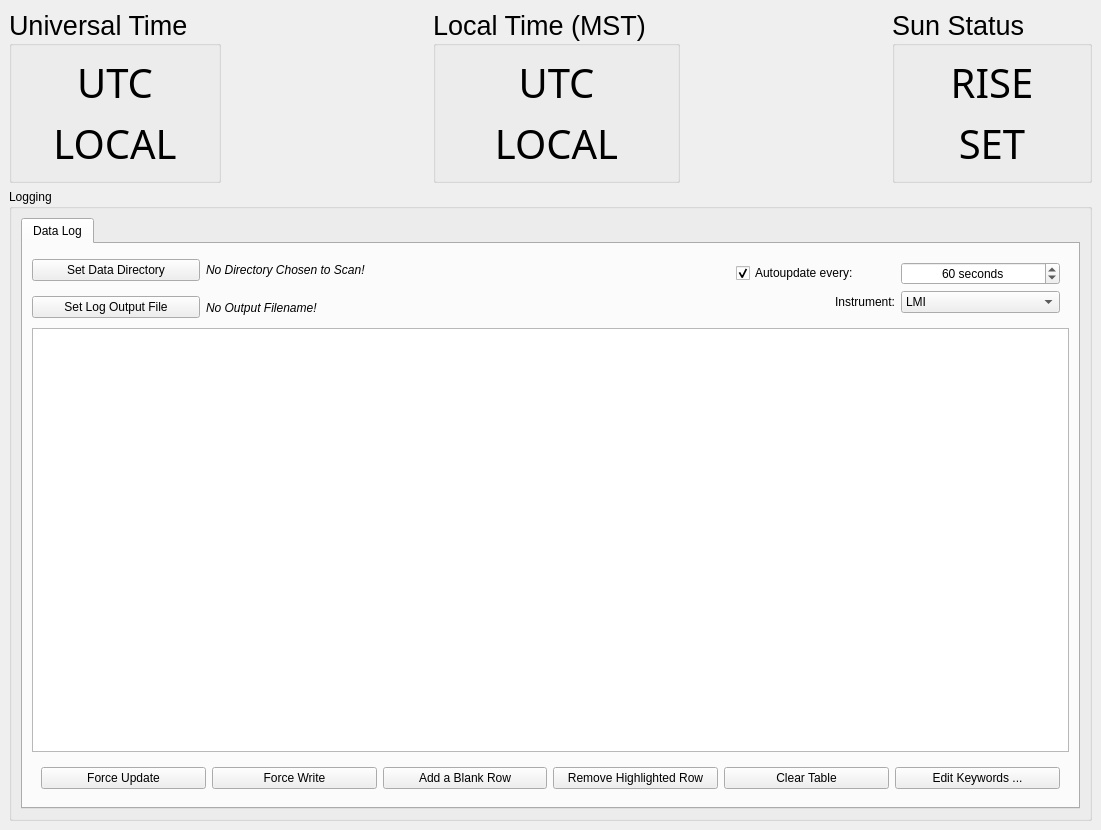
Qt form Tools/Logger/LDTObslogGeneratorPanel.ui (tbowers7/LDTObslogGenerator) before a commit.
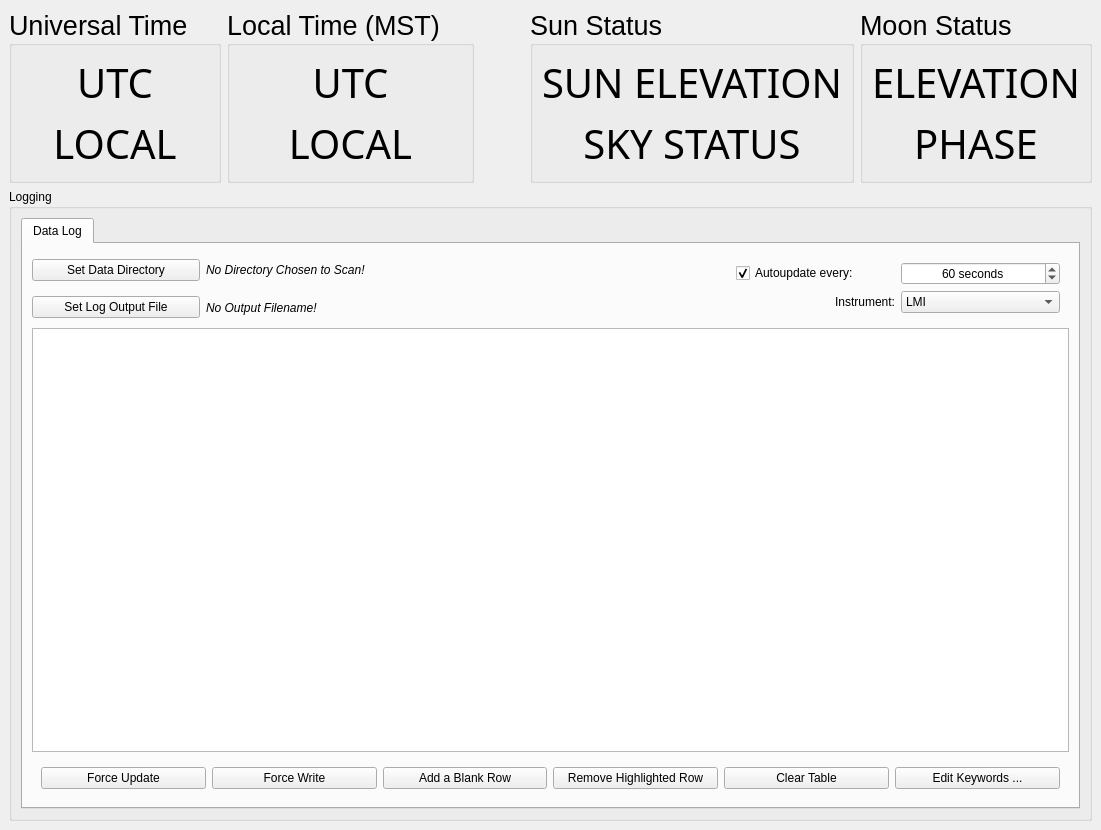
The same form after that commit.

Commit message:
Add moon elevation & phase to top of UI
	modified:   Tools/Logger/LDTObslogGenerator.py
	modified:   Tools/Logger/LDTObslogGeneratorPanel.py
	modified:   Tools/Logger/LDTObslogGeneratorPanel.ui

Diff of the .ui file:
```diff
--- a/Tools/Logger/LDTObslogGeneratorPanel.ui
+++ b/Tools/Logger/LDTObslogGeneratorPanel.ui
@@ -61,7 +61,7 @@
       </layout>
      </widget>
     </item>
-    <item row="1" column="2">
+    <item row="1" column="1">
      <widget class="QGroupBox" name="LocalDateTime">
       <property name="title">
        <string>Local Time (MST)</string>
@@ -107,7 +107,7 @@
       </layout>
      </widget>
     </item>
-    <item row="1" column="4">
+    <item row="1" column="3">
      <widget class="QGroupBox" name="SunRiseSet">
       <property name="title">
        <string>Sun Status</string>
@@ -127,7 +127,7 @@
           </font>
          </property>
          <property name="text">
-          <string>RISE</string>
+          <string>SUN ELEVATION</string>
          </property>
          <property name="alignment">
           <set>Qt::AlignCenter</set>
@@ -143,7 +143,53 @@
           </font>
          </property>
          <property name="text">
-          <string>SET</string>
+          <string>SKY STATUS</string>
+         </property>
+         <property name="alignment">
+          <set>Qt::AlignCenter</set>
+         </property>
+        </widget>
+       </item>
+      </layout>
+     </widget>
+    </item>
+    <item row="1" column="4">
+     <widget class="QGroupBox" name="MoonElPhase">
+      <property name="title">
+       <string>Moon Status</string>
+      </property>
+      <property name="font">
+       <font>
+        <pointsize>20</pointsize>
+       </font>
+      </property>
+      <layout class="QGridLayout" name="gridLayout_5">
+       <item row="0" column="0">
+        <widget class="QLabel" name="txt_moonel">
+         <property name="font">
+          <font>
+           <family>Digital-7</family>
+           <pointsize>30</pointsize>
+          </font>
+         </property>
+         <property name="text">
+          <string>ELEVATION</string>
+         </property>
+         <property name="alignment">
+          <set>Qt::AlignCenter</set>
+         </property>
+        </widget>
+       </item>
+       <item row="2" column="0">
+        <widget class="QLabel" name="txt_moonphase">
+         <property name="font">
+          <font>
+           <family>Digital-7</family>
+           <pointsize>30</pointsize>
+          </font>
+         </property>
+         <property name="text">
+          <string>PHASE</string>
          </property>
          <property name="alignment">
           <set>Qt::AlignCenter</set>
```
The commit also changes 2 other files.
